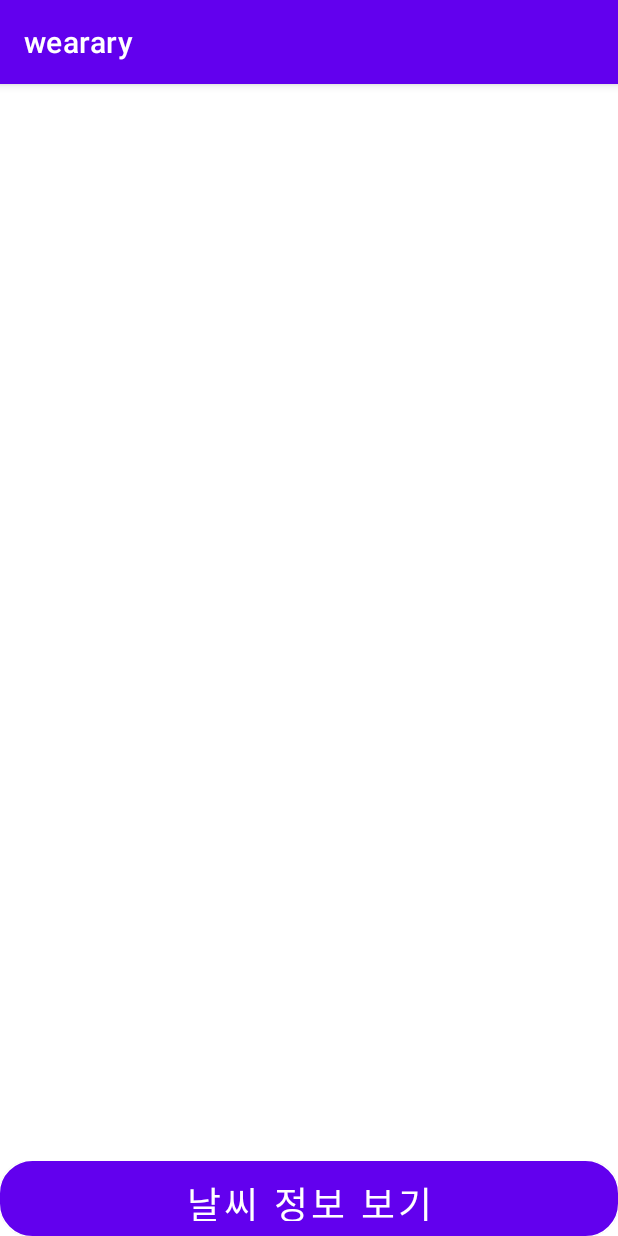
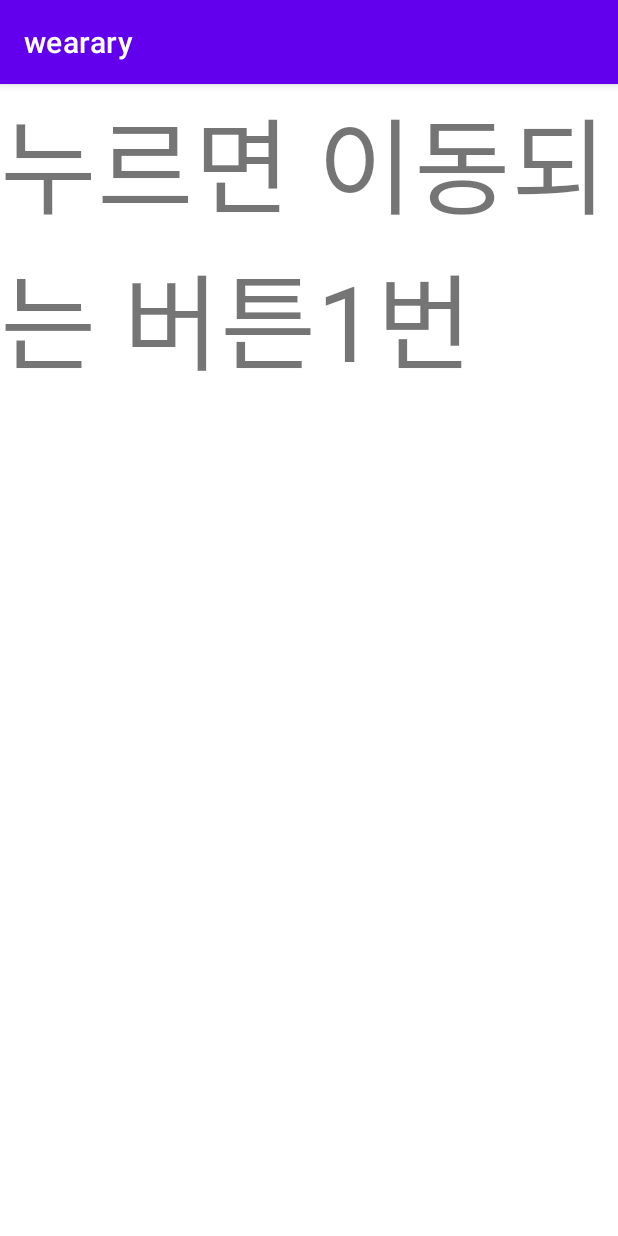
Before and after one commit to EON-JOO/wearary, an Android app: the screen it shows after launch (Activity1 before the commit, activity1 after it), after a tap on "BUTTON1", on a phone screen of 412 x 824 dp. Run offline under Robolectric (Android 15) with nearby library versions, the phone set to English and light mode, and no system bars.

Commit message:
Revert "Activity1"

```diff
--- a/app/build.gradle
+++ b/app/build.gradle
@@ -33,7 +33,6 @@ dependencies {
     implementation 'androidx.appcompat:appcompat:1.2.0'
     implementation 'com.google.android.material:material:1.3.0'
     implementation 'androidx.constraintlayout:constraintlayout:2.0.4'
-    implementation 'androidx.preference:preference:1.1.1'
     testImplementation 'junit:junit:4.+'
     androidTestImplementation 'androidx.test.ext:junit:1.1.2'
     androidTestImplementation 'androidx.test.espresso:espresso-core:3.3.0'
--- a/app/src/main/java/com/professsionalandroid/apps/wearary/Activity1.java
+++ /dev/null
@@ -1,47 +0,0 @@
-package com.professsionalandroid.apps.wearary;
-
-import androidx.annotation.NonNull;
-import androidx.appcompat.app.AppCompatActivity;
-import androidx.fragment.app.FragmentTransaction;
-
-import android.content.Intent;
-import android.os.Bundle;
-import android.view.MenuItem;
-import android.view.View;
-import android.widget.Button;
-
-public class Activity1 extends AppCompatActivity {
-
-    Button btn;
-    @Override
-    protected void onCreate(Bundle savedInstanceState) {
-        super.onCreate(savedInstanceState);
-        setContentView(R.layout.activity_1);
-
-        btn = (Button)findViewById(R.id.btn);
-
-        btn.setOnClickListener(new View.OnClickListener() {
-            @Override
-            public void onClick(View v) {
-                FragmentTransaction transaction = getSupportFragmentManager().beginTransaction();
-                Activity1_ForecastFragment activity1_forecast_fragment = new Activity1_ForecastFragment();
-                transaction.replace(R.id.frame,activity1_forecast_fragment);
-                transaction.commit();
-            }
-        });
-    }
-
-
-
-    @Override
-    public boolean onOptionsItemSelected(@NonNull MenuItem item) {
-
-        int id = item.getItemId();
-
-        if(id == R.id.action_Settings){
-            startActivity(new Intent(this, Activity1_settings.class));
-            return true;
-        }
-        return super.onOptionsItemSelected(item);
-    }
-}
--- a/app/src/main/java/com/professsionalandroid/apps/wearary/MainActivity.java
+++ b/app/src/main/java/com/professsionalandroid/apps/wearary/MainActivity.java
@@ -15,7 +15,7 @@ public class MainActivity extends AppCompatActivity {
     }
 
     public void btn1(View v){
-        Intent intent001 = new Intent(this, Activity1.class);
+        Intent intent001 = new Intent(this, activity1.class);
         startActivity(intent001);
     }
     public void btn2(View v){
--- a/app/src/main/java/com/professsionalandroid/apps/wearary/Activity1_list_view_item.java
+++ b/app/src/main/java/com/professsionalandroid/apps/wearary/activity1.java
@@ -4,11 +4,11 @@ import androidx.appcompat.app.AppCompatActivity;
 
 import android.os.Bundle;
 
-public class Activity1_list_view_item extends AppCompatActivity {
+public class activity1 extends AppCompatActivity {
 
     @Override
     protected void onCreate(Bundle savedInstanceState) {
         super.onCreate(savedInstanceState);
-        setContentView(R.layout.activity1_list_view_item);
+        setContentView(R.layout.activity_activity1);
     }
 }
--- a/app/src/main/res/drawable/weather_button.xml
+++ /dev/null
@@ -1,28 +0,0 @@
-<?xml version="1.0" encoding="utf-8"?>
-<shape xmlns:android="http://schemas.android.com/apk/res/android" android:shape="rectangle" >
-    <corners
-        android:radius="20dp"
-        />
-    <gradient
-        android:angle="45"
-        android:centerX="35%"
-        android:centerColor="#001042"
-        android:startColor="#001042"
-        android:endColor="#001042"
-        android:type="linear"
-        />
-    <padding
-        android:left="0dp"
-        android:top="0dp"
-        android:right="0dp"
-        android:bottom="0dp"
-        />
-    <size
-        android:width="200dp"
-        android:height="60dp"
-        />
-    <stroke
-        android:width="3dp"
-        android:color="#878787"
-        />
-</shape>
--- a/app/src/main/res/layout/activity_1.xml
+++ /dev/null
@@ -1,37 +0,0 @@
-<?xml version="1.0" encoding="utf-8"?>
-<RelativeLayout xmlns:android="http://schemas.android.com/apk/res/android"
-    xmlns:app="http://schemas.android.com/apk/res-auto"
-    xmlns:tools="http://schemas.android.com/tools"
-    android:layout_width="match_parent"
-    android:layout_height="match_parent"
-    android:orientation="vertical"
-    tools:context=".MainActivity">
-
-    <FrameLayout
-        android:id="@+id/frame"
-        android:layout_width="fill_parent"
-        android:layout_height="fill_parent"
-        android:layout_alignParentStart="true"
-        android:layout_alignParentLeft="true"
-        android:layout_marginStart="0dp"
-        android:layout_marginLeft="0dp">
-    </FrameLayout>
-
-    <LinearLayout
-        android:layout_width="match_parent"
-        android:layout_height="50dp"
-        android:layout_alignParentBottom="true">
-
-        <Button
-            android:id="@+id/btn"
-            android:layout_width="wrap_content"
-            android:layout_height="wrap_content"
-            android:layout_weight="1"
-            android:background="@drawable/weather_button"
-            android:text="날씨 정보 보기"
-            android:textColor="@android:color/white"
-            android:textSize="11pt">
-        </Button>
-    </LinearLayout>
-
-</RelativeLayout>
--- /dev/null
+++ b/app/src/main/res/layout/activity_activity1.xml
@@ -0,0 +1,14 @@
+<?xml version="1.0" encoding="utf-8"?>
+<androidx.constraintlayout.widget.ConstraintLayout xmlns:android="http://schemas.android.com/apk/res/android"
+    xmlns:app="http://schemas.android.com/apk/res-auto"
+    xmlns:tools="http://schemas.android.com/tools"
+    android:layout_width="match_parent"
+    android:layout_height="match_parent"
+    tools:context=".activity1">
+
+    <TextView
+        android:layout_width="match_parent"
+        android:layout_height="match_parent"
+        android:text="누르면 이동되는 버튼1번"
+        android:textSize="70dp"/>
+</androidx.constraintlayout.widget.ConstraintLayout>
```
Also changed, not shown: app/src/main/AndroidManifest.xml (+1 -22 lines), app/src/main/java/com/professsionalandroid/apps/wearary/Activity1_ForecastFragment.java (deleted, +0 -292 lines), app/src/main/java/com/professsionalandroid/apps/wearary/Activity1_detail.java (deleted, +0 -22 lines), app/src/main/java/com/professsionalandroid/apps/wearary/Activity1_settings.java (deleted, +0 -34 lines), app/src/main/res/layout/activity1_detail.xml (deleted, +0 -17 lines), app/src/main/res/layout/activity1_forecast_fragment.xml (deleted, +0 -15 lines), app/src/main/res/layout/activity1_list_view_item.xml (deleted, +0 -11 lines), app/src/main/res/layout/activity1_settings.xml (deleted, +0 -9 lines), app/src/main/res/menu/menu_forecast_fragment.xml (deleted, +0 -14 lines), app/src/main/res/values/arrays.xml (deleted, +0 -11 lines), app/src/main/res/values/strings.xml (+0 -29 lines), app/src/main/res/xml/pref_general.xml (deleted, +0 -10 lines), app/src/main/res/xml/root_preferences.xml (deleted, +0 -29 lines).
